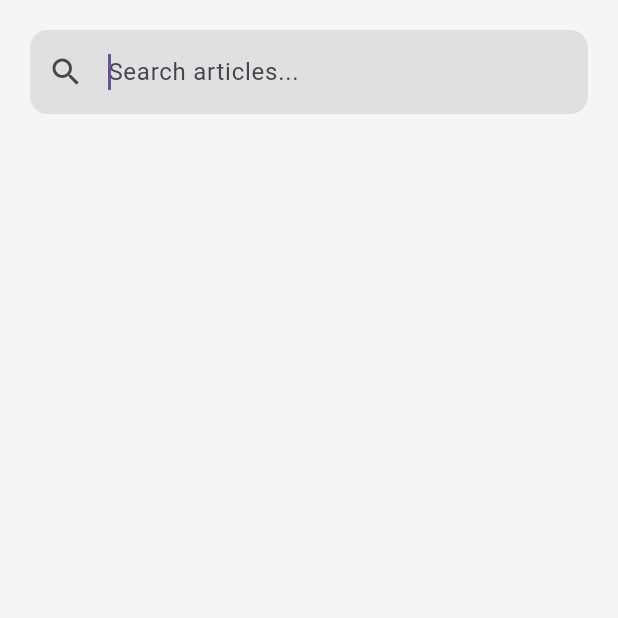
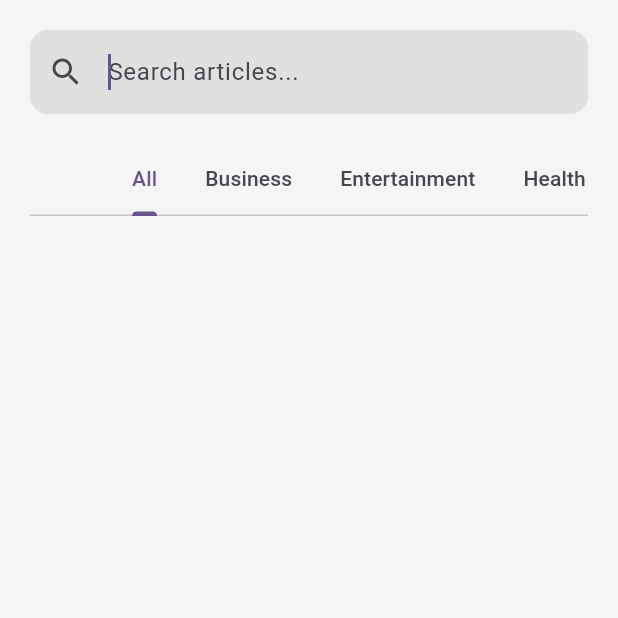
Before and after one commit to ssekimuli/new_app, a Flutter app: the screen it shows after launch, on a phone screen of 412 x 824 dp, the top half of it. Run offline on Flutter 3.47's test engine with Material 3 defaults, Android fonts, the phone set to English and light mode, and no system bars; our stand-ins replace get, hive_flutter; accounts and stored records are empty.

Commit message:
add tabs navigator

```diff
--- a/lib/constants/news_app_api.dart
+++ b/lib/constants/news_app_api.dart
@@ -4,8 +4,10 @@ import 'package:new_app/constants/storage_key.dart';
 import 'package:new_app/models/Headline.dart';
 
 class NewsAppApi{
+
   static const String baseURL = 'https://newsapi.org/v2/';
   static const headlineApi='${baseURL}top-headlines/sources?apiKey=${StorageKeys.apiKey}';
   static const allArticleApi ='${baseURL}everything?q';
   static const headlineByCategoryApi='${baseURL}top-headlines/sources?category=';
+
 }
--- a/lib/screens/article_category_screen.dart
+++ b/lib/screens/article_category_screen.dart
@@ -10,6 +10,40 @@ class ArticleCategoryScreen extends StatefulWidget {
 class _ArticleCategoryScreenState extends State<ArticleCategoryScreen> {
   @override
   Widget build(BuildContext context) {
-    return const Placeholder();
+    return DefaultTabController(length: 7, child:  TabBar(
+      // padding: EdgeInsets.all(2),
+      automaticIndicatorColorAdjustment: true,
+      isScrollable: true,
+      // unselectedLabelStyle: TextStyle(
+      //   backgroundColor: Colors.black,
+      //       color: Colors.white
+      //
+      // ),
+      tabs: [
+        Tab(
+          text: 'All',
+
+        ),
+        Tab(
+          text: 'Business',
+        ),
+        Tab(
+          text: 'Entertainment',
+        ),
+        Tab(
+          text: 'Health',
+        ),
+        Tab(
+          text: 'Science',
+        ),
+        Tab(
+          text: 'Sports',
+        ),
+        Tab(
+          text: 'Technology',
+        )
+      ],
+    )
+    );
   }
 }
--- a/lib/screens/home_screen.dart
+++ b/lib/screens/home_screen.dart
@@ -1,4 +1,6 @@
 import 'package:flutter/material.dart';
+
+import 'article_category_screen.dart';
 
 class HomeScreen extends StatefulWidget {
   const HomeScreen({super.key});
@@ -10,7 +12,9 @@ class HomeScreen extends StatefulWidget {
 class _HomeScreenState extends State<HomeScreen> {
   @override
   Widget build(BuildContext context) {
+
     return Scaffold(
+
       backgroundColor: Colors.grey[100],
       body: Padding(
         padding: EdgeInsetsGeometry.all(20),
@@ -34,7 +38,9 @@ class _HomeScreenState extends State<HomeScreen> {
                   borderSide: BorderSide.none,
                 )
               ),
-            )
+            ),
+            SizedBox(height: 20),
+            ArticleCategoryScreen()
           ],
         ),
       )
```
